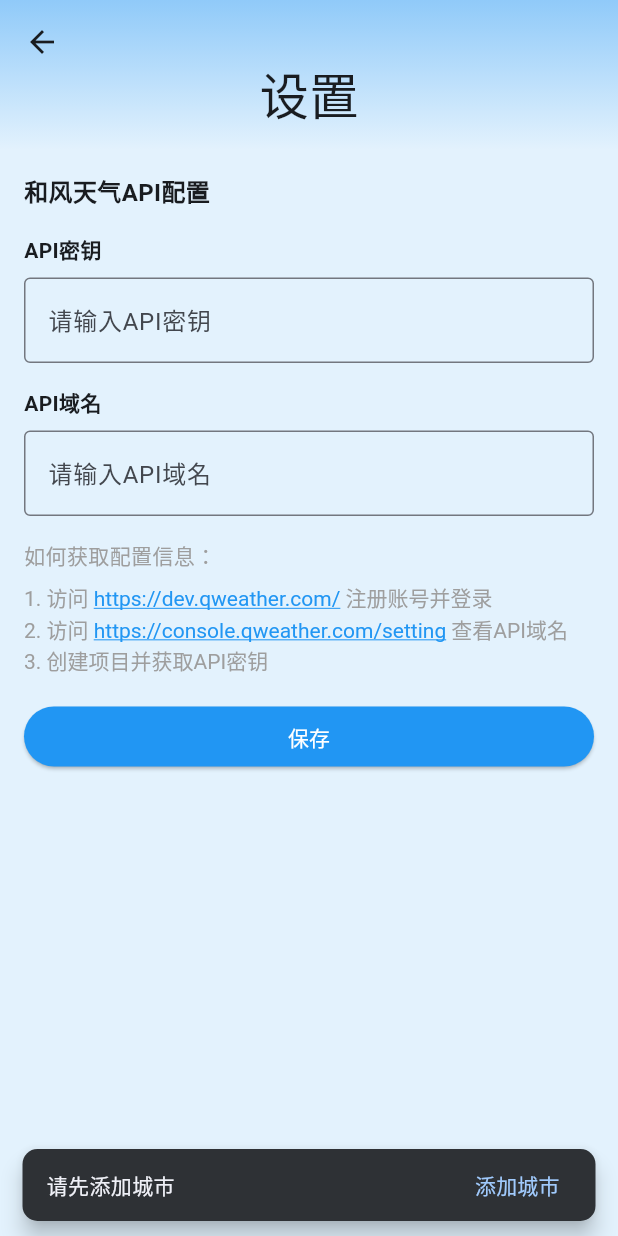
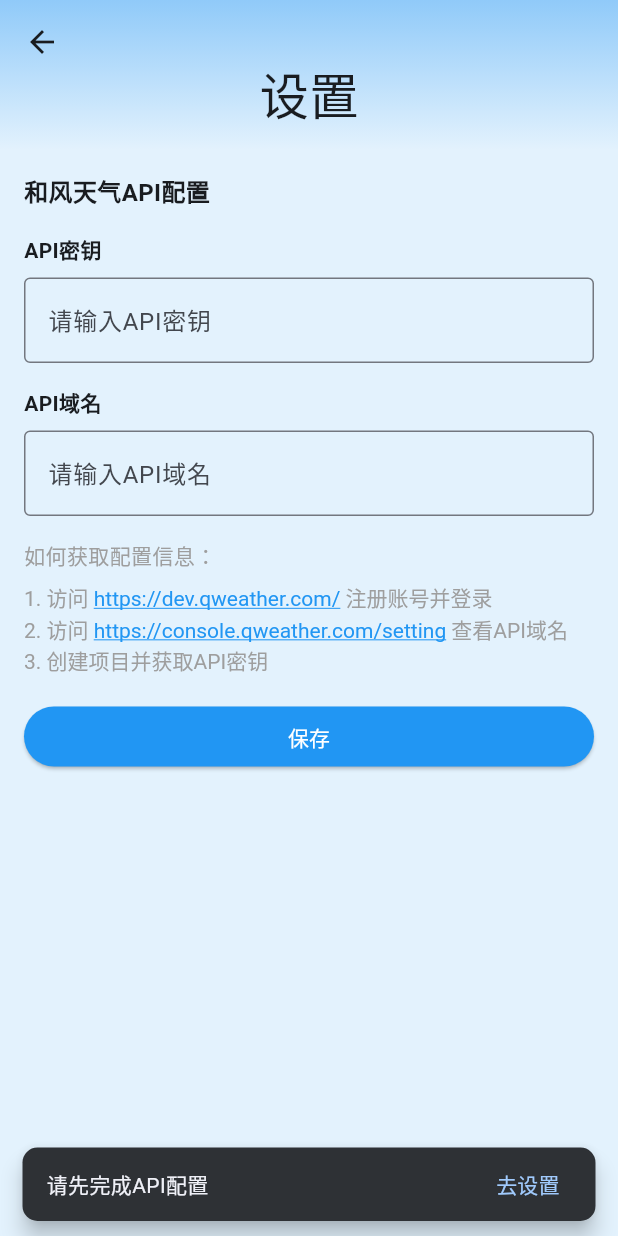
Before and after one commit to bykenx/simple_weather, a Flutter app: the screen it shows after launch, after a tap on the "settings" icon, on a phone screen of 412 x 824 dp. Run offline on Flutter 3.47's test engine with Material 3 defaults, Android fonts, the phone set to English and light mode, and no system bars; our stand-ins replace dio, shared_preferences, weather_icons.

Commit message:
improve SnackBar display

```diff
--- a/lib/screens/home_screen.dart
+++ b/lib/screens/home_screen.dart
@@ -54,6 +54,16 @@ class _HomeScreenState extends State<HomeScreen> {
       });
     }
 
+    if (!await _weatherService.isApiConfigured()) {
+      _showErrorSnackBar('请先完成API配置', showAddCity: false);
+      if (showOverlay) {
+        setState(() {
+          _isLoading = false;
+        });
+      }
+      return;
+    }
+
     final currentCity = await _cityService.getCurrentCity();
     if (currentCity == null) {
       _showErrorSnackBar('请先添加城市', showAddCity: true);
@@ -66,16 +76,6 @@ class _HomeScreenState extends State<HomeScreen> {
     }
 
     try {
-      if (!await _weatherService.isApiConfigured()) {
-        _showErrorSnackBar('请先完成API配置', showAddCity: false);
-        if (showOverlay) {
-          setState(() {
-            _isLoading = false;
-          });
-        }
-        return;
-      }
-
       final results = await Future.wait<dynamic>([
         _weatherService.getLiveWeather(
           lat: currentCity.lat!,
@@ -129,6 +129,10 @@ class _HomeScreenState extends State<HomeScreen> {
 
   void _showErrorSnackBar(String message, {bool showAddCity = false}) {
     if (!mounted) return;
+
+    // 移除当前显示的 SnackBar
+    ScaffoldMessenger.of(context).hideCurrentSnackBar();
+
     ScaffoldMessenger.of(context).showSnackBar(
       SnackBar(
         content: Text(message),
```
